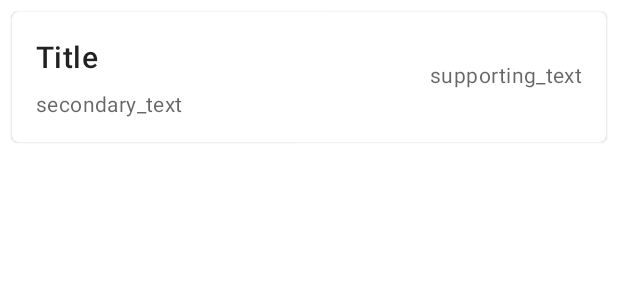
After one commit to HugoISEP/MyCryptoWallet, an Android app: the layout trade_card_item.xml on its own in the app's theme, with its tools: preview values and no code run, on a phone screen of 412 x 824 dp. The commit adds this screen. Shown: the top 300 px of the screen. Run offline under Robolectric (Android 15) with nearby library versions, the phone set to English and light mode, and no system bars.

Commit message:
add trades list

```diff
--- /dev/null
+++ b/app/src/main/res/layout/trade_card_item.xml
@@ -0,0 +1,58 @@
+<?xml version="1.0" encoding="utf-8"?>
+<com.google.android.material.card.MaterialCardView
+    xmlns:android="http://schemas.android.com/apk/res/android"
+    android:id="@+id/card"
+    android:layout_width="match_parent"
+    android:layout_height="wrap_content"
+    android:layout_margin="8dp">
+
+
+    <RelativeLayout
+        android:layout_width="match_parent"
+        android:layout_height="wrap_content"
+        android:orientation="horizontal">
+
+        <LinearLayout
+            android:layout_width="match_parent"
+            android:layout_height="wrap_content"
+            android:orientation="vertical"
+            android:layout_alignParentLeft="true"
+            android:padding="16dp">
+
+            <TextView
+                android:id="@+id/title"
+                android:layout_width="wrap_content"
+                android:layout_height="wrap_content"
+                android:text="Title"
+                android:textAppearance="?attr/textAppearanceHeadline6"
+                />
+            <TextView
+                android:id="@+id/secondaryText"
+                android:layout_width="wrap_content"
+                android:layout_height="wrap_content"
+                android:layout_marginTop="8dp"
+                android:text="secondary_text"
+                android:textAppearance="?attr/textAppearanceBody2"
+                android:textColor="?android:attr/textColorSecondary"
+                />
+
+        </LinearLayout>
+        <LinearLayout
+            android:layout_width="wrap_content"
+            android:layout_height="wrap_content"
+            android:orientation="vertical"
+            android:layout_alignParentRight="true"
+            android:padding="16dp">
+
+            <TextView
+                android:id="@+id/supportingText"
+                android:layout_width="wrap_content"
+                android:layout_height="wrap_content"
+                android:layout_marginTop="16dp"
+                android:text="supporting_text"
+                android:textAppearance="?attr/textAppearanceBody2"
+                android:textColor="?android:attr/textColorSecondary" />
+        </LinearLayout>
+    </RelativeLayout>
+
+</com.google.android.material.card.MaterialCardView>
```
Also changed, not shown: app/src/main/java/com/example/mycryptowallet/ui/trading/TradeRecyclerAdapter.kt (added, +42 -0 lines), app/src/main/java/com/example/mycryptowallet/ui/trading/TradingFragment.kt (+13 -3 lines), app/src/main/res/layout/fragment_trading.xml (+9 -0 lines).
